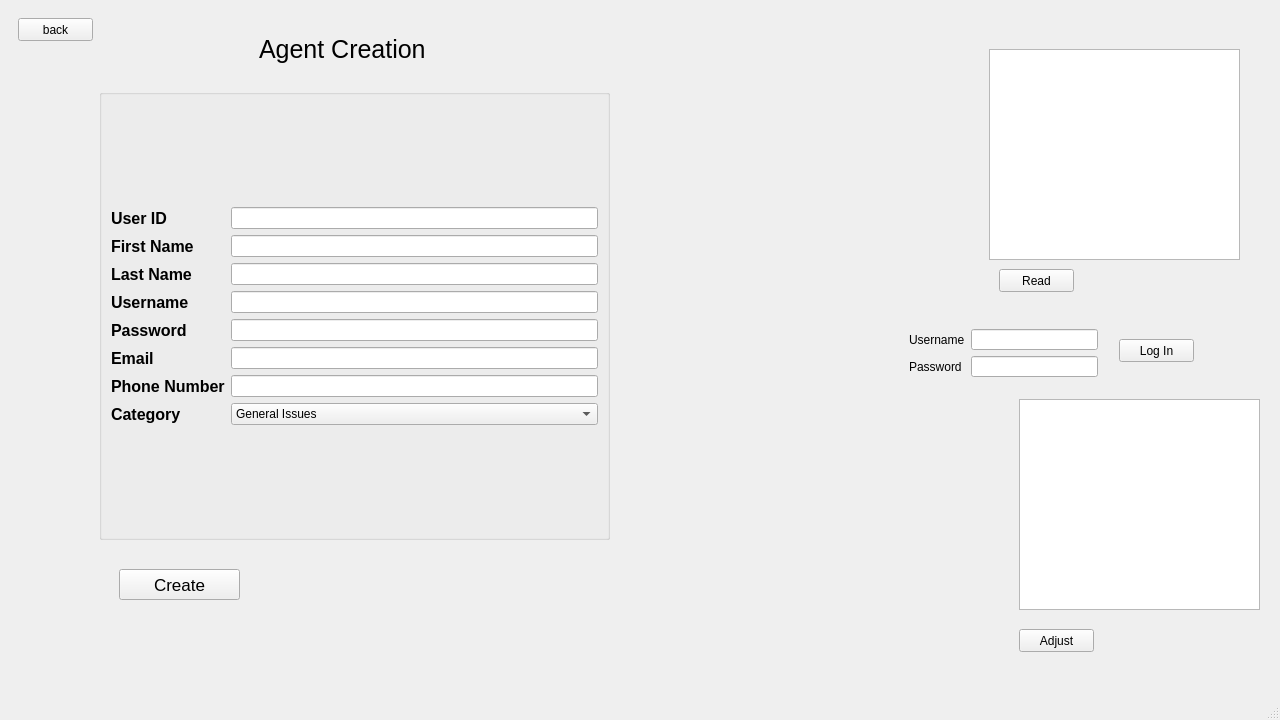
First picture: the form in mainwindow.ui, repository WiremuBT/CS106GroupProject, before the edit.
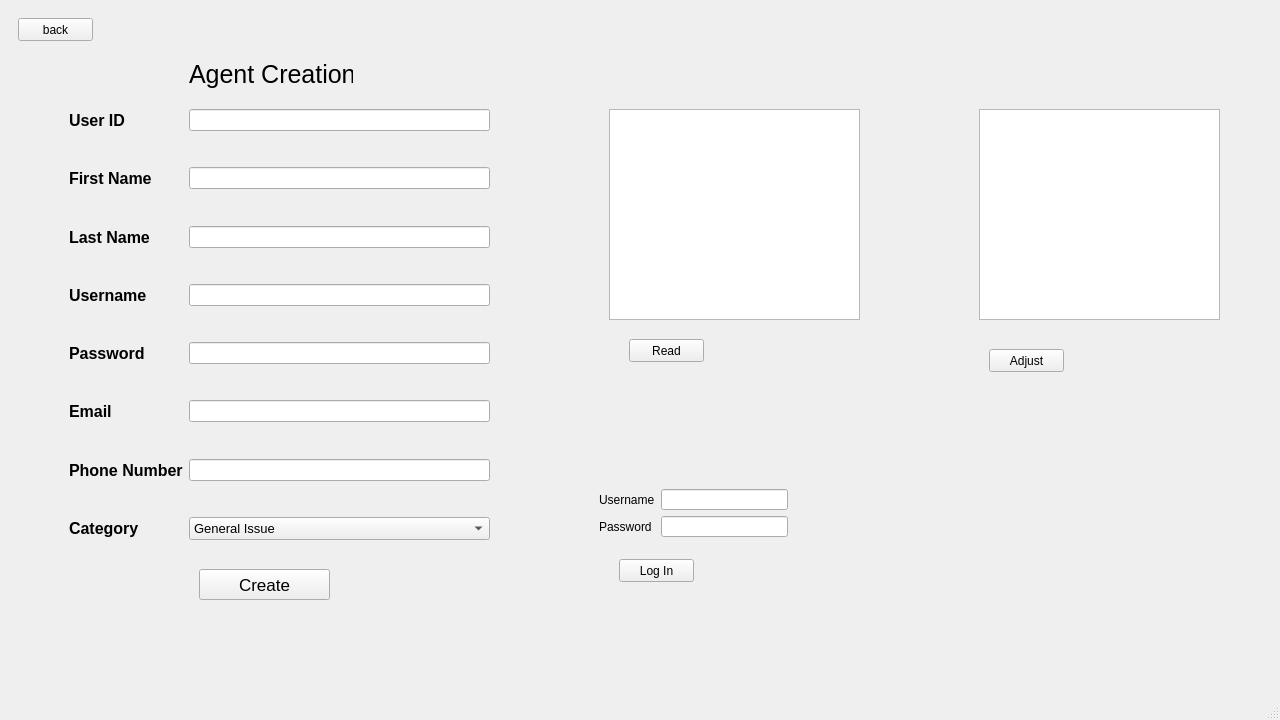
Second picture: the form after the edit.

Commit message: agent creation update

Patch:
```diff
--- a/mainwindow.ui
+++ b/mainwindow.ui
@@ -597,10 +597,10 @@
        <widget class="QLabel" name="label_4">
         <property name="geometry">
          <rect>
-          <x>250</x>
-          <y>20</y>
-          <width>171</width>
-          <height>41</height>
+          <x>180</x>
+          <y>50</y>
+          <width>164</width>
+          <height>30</height>
          </rect>
         </property>
         <property name="font">
@@ -615,9 +615,9 @@
        <widget class="QPushButton" name="pushButton_17">
         <property name="geometry">
          <rect>
-          <x>110</x>
+          <x>190</x>
           <y>560</y>
-          <width>121</width>
+          <width>131</width>
           <height>31</height>
          </rect>
         </property>
@@ -630,193 +630,11 @@
          <string>Create</string>
         </property>
        </widget>
-       <widget class="QGroupBox" name="groupBox">
-        <property name="geometry">
-         <rect>
-          <x>90</x>
-          <y>80</y>
-          <width>511</width>
-          <height>451</height>
-         </rect>
-        </property>
-        <property name="title">
-         <string/>
-        </property>
-        <layout class="QGridLayout" name="gridLayout_2">
-         <item row="0" column="0">
-          <layout class="QGridLayout" name="gridLayout">
-           <item row="4" column="1">
-            <widget class="QLineEdit" name="lineEdit_password"/>
-           </item>
-           <item row="5" column="1">
-            <widget class="QLineEdit" name="lineEdit_email"/>
-           </item>
-           <item row="1" column="1">
-            <widget class="QLineEdit" name="lineEdit_fname"/>
-           </item>
-           <item row="7" column="1">
-            <widget class="QComboBox" name="comboBox_2">
-             <item>
-              <property name="text">
-               <string>General Issues</string>
-              </property>
-             </item>
-             <item>
-              <property name="text">
-               <string>Bugs</string>
-              </property>
-             </item>
-             <item>
-              <property name="text">
-               <string>Technical Issues</string>
-              </property>
-             </item>
-             <item>
-              <property name="text">
-               <string>Performance</string>
-              </property>
-             </item>
-            </widget>
-           </item>
-           <item row="5" column="0">
-            <widget class="QLabel" name="label_email">
-             <property name="font">
-              <font>
-               <pointsize>12</pointsize>
-               <weight>75</weight>
-               <bold>true</bold>
-              </font>
-             </property>
-             <property name="text">
-              <string>Email</string>
-             </property>
-            </widget>
-           </item>
-           <item row="2" column="1">
-            <widget class="QLineEdit" name="lineEdit_lname"/>
-           </item>
-           <item row="3" column="1">
-            <widget class="QLineEdit" name="lineEdit_uname"/>
-           </item>
-           <item row="6" column="1">
-            <widget class="QLineEdit" name="lineEdit_phnum">
-             <property name="font">
-              <font>
-               <pointsize>8</pointsize>
-              </font>
-             </property>
-            </widget>
-           </item>
-           <item row="0" column="0">
-            <widget class="QLabel" name="label_userid">
-             <property name="font">
-              <font>
-               <pointsize>12</pointsize>
-               <weight>75</weight>
-               <bold>true</bold>
-              </font>
-             </property>
-             <property name="text">
-              <string>User ID</string>
-             </property>
-            </widget>
-           </item>
-           <item row="4" column="0">
-            <widget class="QLabel" name="label_password">
-             <property name="font">
-              <font>
-               <pointsize>12</pointsize>
-               <weight>75</weight>
-               <bold>true</bold>
-              </font>
-             </property>
-             <property name="text">
-              <string>Password</string>
-             </property>
-            </widget>
-           </item>
-           <item row="0" column="1">
-            <widget class="QLineEdit" name="lineEdit_userid"/>
-           </item>
-           <item row="7" column="0">
-            <widget class="QLabel" name="label_cat">
-             <property name="font">
-              <font>
-               <pointsize>12</pointsize>
-               <weight>75</weight>
-               <bold>true</bold>
-              </font>
-             </property>
-             <property name="text">
-              <string>Category</string>
-             </property>
-            </widget>
-           </item>
-           <item row="1" column="0">
-            <widget class="QLabel" name="label_fname">
-             <property name="font">
-              <font>
-               <pointsize>12</pointsize>
-               <weight>75</weight>
-               <bold>true</bold>
-              </font>
-             </property>
-             <property name="text">
-              <string>First Name</string>
-             </property>
-            </widget>
-           </item>
-           <item row="6" column="0">
-            <widget class="QLabel" name="label_phnum">
-             <property name="font">
-              <font>
-               <pointsize>12</pointsize>
-               <weight>75</weight>
-               <bold>true</bold>
-              </font>
-             </property>
-             <property name="text">
-              <string>Phone Number</string>
-             </property>
-            </widget>
-           </item>
-           <item row="2" column="0">
-            <widget class="QLabel" name="label_lname">
-             <property name="font">
-              <font>
-               <pointsize>12</pointsize>
-               <weight>75</weight>
-               <bold>true</bold>
-              </font>
-             </property>
-             <property name="text">
-              <string>Last Name</string>
-             </property>
-            </widget>
-           </item>
-           <item row="3" column="0">
-            <widget class="QLabel" name="label_uname">
-             <property name="font">
-              <font>
-               <pointsize>12</pointsize>
-               <weight>75</weight>
-               <bold>true</bold>
-              </font>
-             </property>
-             <property name="text">
-              <string>Username</string>
-             </property>
-            </widget>
-           </item>
-          </layout>
-         </item>
-        </layout>
-       </widget>
        <widget class="QPushButton" name="pushButton_18">
         <property name="geometry">
          <rect>
-          <x>990</x>
-          <y>260</y>
+          <x>620</x>
+          <y>330</y>
           <width>75</width>
           <height>23</height>
          </rect>
@@ -828,8 +646,8 @@
        <widget class="QPlainTextEdit" name="plainTextEdit">
         <property name="geometry">
          <rect>
-          <x>980</x>
-          <y>40</y>
+          <x>600</x>
+          <y>100</y>
           <width>251</width>
           <height>211</height>
          </rect>
@@ -838,8 +656,8 @@
        <widget class="QPlainTextEdit" name="plainTextEdit_2">
         <property name="geometry">
          <rect>
-          <x>1010</x>
-          <y>390</y>
+          <x>970</x>
+          <y>100</y>
           <width>241</width>
           <height>211</height>
          </rect>
@@ -848,8 +666,8 @@
        <widget class="QPushButton" name="pushButton_19">
         <property name="geometry">
          <rect>
-          <x>1010</x>
-          <y>620</y>
+          <x>980</x>
+          <y>340</y>
           <width>75</width>
           <height>23</height>
          </rect>
@@ -861,8 +679,8 @@
        <widget class="QPushButton" name="pushButton_20">
         <property name="geometry">
          <rect>
-          <x>1110</x>
-          <y>330</y>
+          <x>610</x>
+          <y>550</y>
           <width>75</width>
           <height>23</height>
          </rect>
@@ -874,8 +692,8 @@
        <widget class="QWidget" name="layoutWidget">
         <property name="geometry">
          <rect>
-          <x>900</x>
-          <y>320</y>
+          <x>590</x>
+          <y>480</y>
           <width>189</width>
           <height>48</height>
          </rect>
@@ -888,9 +706,6 @@
            </property>
           </widget>
          </item>
-         <item row="0" column="1">
-          <widget class="QLineEdit" name="lineEdit_6"/>
-         </item>
          <item row="1" column="0">
           <widget class="QLabel" name="label_6">
            <property name="text">
@@ -900,6 +715,282 @@
          </item>
          <item row="1" column="1">
           <widget class="QLineEdit" name="lineEdit_7"/>
+         </item>
+         <item row="0" column="1">
+          <widget class="QLineEdit" name="lineEdit_6"/>
+         </item>
+        </layout>
+       </widget>
+       <widget class="QWidget" name="">
+        <property name="geometry">
+         <rect>
+          <x>60</x>
+          <y>100</y>
+          <width>421</width>
+          <height>431</height>
+         </rect>
+        </property>
+        <layout class="QGridLayout" name="gridLayout">
+         <item row="0" column="0">
+          <widget class="QLabel" name="label_userid">
+           <property name="font">
+            <font>
+             <pointsize>12</pointsize>
+             <weight>75</weight>
+             <bold>true</bold>
+            </font>
+           </property>
+           <property name="text">
+            <string>User ID</string>
+           </property>
+          </widget>
+         </item>
+         <item row="0" column="1">
+          <widget class="QLineEdit" name="lineEdit_userid"/>
+         </item>
+         <item row="1" column="1">
+          <spacer name="verticalSpacer_5">
+           <property name="orientation">
+            <enum>Qt::Vertical</enum>
+           </property>
+           <property name="sizeHint" stdset="0">
+            <size>
+             <width>128</width>
+             <height>18</height>
+            </size>
+           </property>
+          </spacer>
+         </item>
+         <item row="2" column="0">
+          <widget class="QLabel" name="label_fname">
+           <property name="font">
+            <font>
+             <pointsize>12</pointsize>
+             <weight>75</weight>
+             <bold>true</bold>
+            </font>
+           </property>
+           <property name="text">
+            <string>First Name</string>
+           </property>
+          </widget>
+         </item>
+         <item row="2" column="1">
+          <widget class="QLineEdit" name="lineEdit_fname"/>
+         </item>
+         <item row="3" column="1">
+          <spacer name="verticalSpacer_6">
+           <property name="orientation">
+            <enum>Qt::Vertical</enum>
+           </property>
+           <property name="sizeHint" stdset="0">
+            <size>
+             <width>128</width>
+             <height>18</height>
+            </size>
+           </property>
+          </spacer>
+         </item>
+         <item row="4" column="0">
+          <widget class="QLabel" name="label_lname">
+           <property name="font">
+            <font>
+             <pointsize>12</pointsize>
+             <weight>75</weight>
+             <bold>true</bold>
+            </font>
+           </property>
+           <property name="text">
+            <string>Last Name</string>
+           </property>
+          </widget>
+         </item>
+         <item row="4" column="1">
+          <widget class="QLineEdit" name="lineEdit_lname"/>
+         </item>
+         <item row="5" column="1">
+          <spacer name="verticalSpacer_7">
+           <property name="orientation">
+            <enum>Qt::Vertical</enum>
+           </property>
+           <property name="sizeHint" stdset="0">
+            <size>
+             <width>128</width>
+             <height>18</height>
+            </size>
+           </property>
+          </spacer>
+         </item>
+         <item row="6" column="0">
+          <widget class="QLabel" name="label_uname">
+           <property name="font">
+            <font>
+             <pointsize>12</pointsize>
+             <weight>75</weight>
+             <bold>true</bold>
+            </font>
+           </property>
+           <property name="text">
+            <string>Username</string>
+           </property>
+          </widget>
+         </item>
+         <item row="6" column="1">
+          <widget class="QLineEdit" name="lineEdit_uname"/>
+         </item>
+         <item row="7" column="1">
+          <spacer name="verticalSpacer_8">
+           <property name="orientation">
+            <enum>Qt::Vertical</enum>
+           </property>
+           <property name="sizeHint" stdset="0">
+            <size>
+             <width>128</width>
+             <height>18</height>
+            </size>
+           </property>
+          </spacer>
+         </item>
+         <item row="8" column="0">
+          <widget class="QLabel" name="label_password">
+           <property name="font">
+            <font>
+             <pointsize>12</pointsize>
+             <weight>75</weight>
+             <bold>true</bold>
+            </font>
+           </property>
+           <property name="text">
+            <string>Password</string>
+           </property>
+          </widget>
+         </item>
+         <item row="8" column="1">
+          <widget class="QLineEdit" name="lineEdit_password"/>
+         </item>
+         <item row="9" column="1">
+          <spacer name="verticalSpacer_9">
+           <property name="orientation">
+            <enum>Qt::Vertical</enum>
+           </property>
+           <property name="sizeHint" stdset="0">
+            <size>
+             <width>128</width>
+             <height>18</height>
+            </size>
+           </property>
+          </spacer>
+         </item>
+         <item row="10" column="0">
+          <widget class="QLabel" name="label_email">
+           <property name="font">
+            <font>
+             <pointsize>12</pointsize>
+             <weight>75</weight>
+             <bold>true</bold>
+            </font>
+           </property>
+           <property name="text">
+            <string>Email</string>
+           </property>
+          </widget>
+         </item>
+         <item row="10" column="1">
+          <widget class="QLineEdit" name="lineEdit_email"/>
+         </item>
+         <item row="11" column="1">
+          <spacer name="verticalSpacer_10">
+           <property name="orientation">
+            <enum>Qt::Vertical</enum>
+           </property>
+           <property name="sizeHint" stdset="0">
+            <size>
+             <width>128</width>
+             <height>18</height>
+            </size>
+           </property>
+          </spacer>
+         </item>
+         <item row="12" column="0">
+          <widget class="QLabel" name="label_phnum">
+           <property name="font">
+            <font>
+             <pointsize>12</pointsize>
+             <weight>75</weight>
+             <bold>true</bold>
+            </font>
+           </property>
+           <property name="text">
+            <string>Phone Number</string>
+           </property>
+          </widget>
+         </item>
+         <item row="12" column="1">
+          <widget class="QLineEdit" name="lineEdit_phnum">
+           <property name="font">
+            <font>
+             <pointsize>8</pointsize>
+            </font>
+           </property>
+          </widget>
+         </item>
+         <item row="13" column="1">
+          <spacer name="verticalSpacer_11">
+           <property name="orientation">
+            <enum>Qt::Vertical</enum>
+           </property>
+           <property name="sizeHint" stdset="0">
+            <size>
+             <width>128</width>
+             <height>18</height>
+            </size>
+           </property>
+          </spacer>
+         </item>
+         <item row="14" column="0">
+          <widget class="QLabel" name="label_cat">
+           <property name="font">
+            <font>
+             <pointsize>12</pointsize>
+             <weight>75</weight>
+             <bold>true</bold>
+            </font>
+           </property>
+           <property name="text">
+            <string>Category</string>
+           </property>
+          </widget>
+         </item>
+         <item row="14" column="1">
+          <widget class="QComboBox" name="comboBox_2">
+           <property name="font">
+            <font>
+             <pointsize>10</pointsize>
+             <weight>50</weight>
+             <bold>false</bold>
+            </font>
+           </property>
+           <item>
+            <property name="text">
+             <string>General Issue</string>
+            </property>
+           </item>
+           <item>
+            <property name="text">
+             <string>Performance</string>
+            </property>
+           </item>
+           <item>
+            <property name="text">
+             <string>Bugs</string>
+            </property>
+           </item>
+           <item>
+            <property name="text">
+             <string>Service Issue</string>
+            </property>
+           </item>
+          </widget>
          </item>
         </layout>
        </widget>
```
The commit also changes 1 other file.
